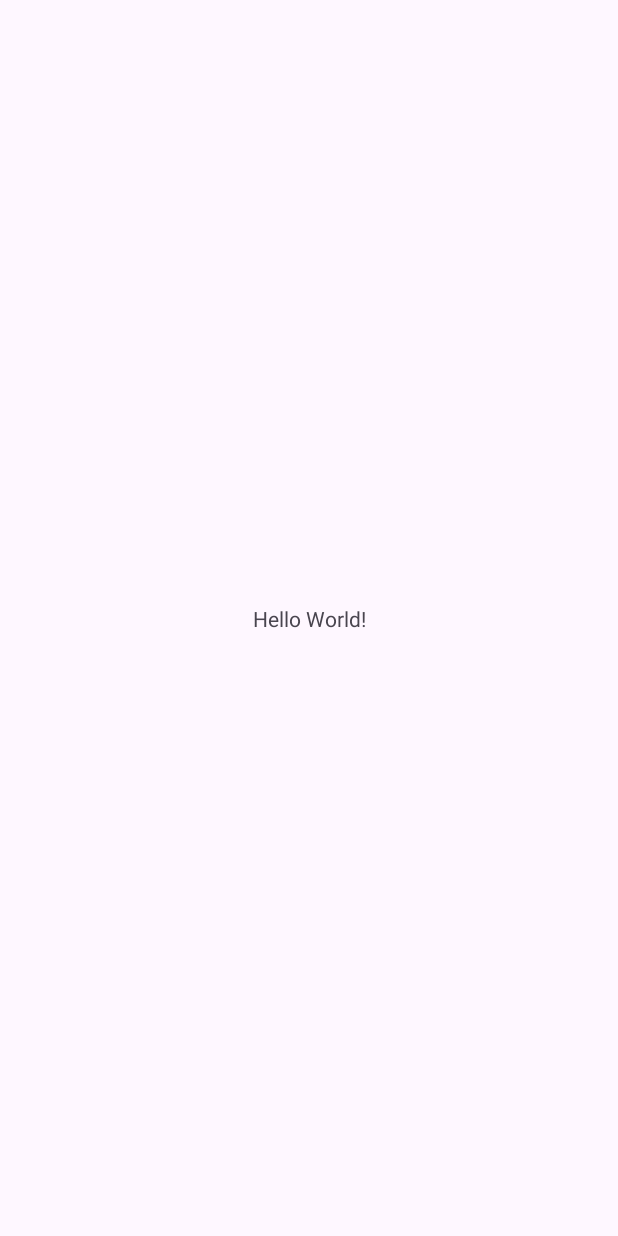
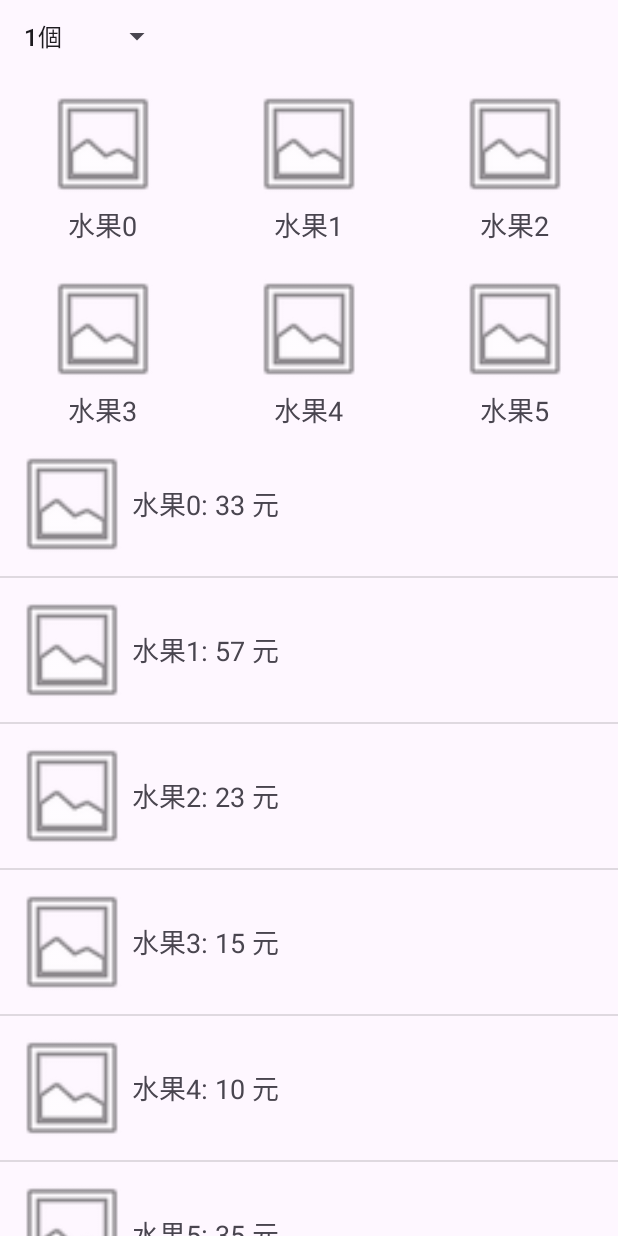
Before and after one commit to rgmmmt4r/android_practice, an Android app: the screen it shows after launch (MainActivity), on a phone screen of 412 x 824 dp. Before the commit the screen is almost empty. Run offline under Robolectric (Android 15) with nearby library versions, the phone set to English and light mode, and no system bars.

Commit message:
MainActivity

```diff
--- a/ShoppingList/app/src/main/java/com/example/shoppinglist/Item.kt
+++ b/ShoppingList/app/src/main/java/com/example/shoppinglist/Item.kt
@@ -1,4 +1,7 @@
 package com.example.shoppinglist
 
-class Item {
-}
+data class Item (
+    val photo: Int,
+    val name: String,
+    val price:Int
+)
--- a/ShoppingList/app/src/main/java/com/example/shoppinglist/MainActivity.kt
+++ b/ShoppingList/app/src/main/java/com/example/shoppinglist/MainActivity.kt
@@ -1,6 +1,10 @@
 package com.example.shoppinglist
 
 import android.os.Bundle
+import android.widget.ArrayAdapter
+import android.widget.GridView
+import android.widget.ListView
+import android.widget.Spinner
 import androidx.activity.enableEdgeToEdge
 import androidx.appcompat.app.AppCompatActivity
 import androidx.core.view.ViewCompat
@@ -16,5 +20,28 @@ class MainActivity : AppCompatActivity() {
             v.setPadding(systemBars.left, systemBars.top, systemBars.right, systemBars.bottom)
             insets
         }
+
+        val spinner = findViewById<Spinner>(R.id.spinner)
+        val listView = findViewById<ListView>(R.id.listView)
+        val gridView = findViewById<GridView>(R.id.gridView)
+
+        val count = ArrayList<String>()
+
+        val item = ArrayList<Item>()
+
+        val priceRange  = IntRange(10,100)
+        val array = resources.obtainTypedArray(R.array.image_list)
+        for(index in 0 until array.length()){
+            val photo = array.getResourceId(index,0)
+            val name = "水果${index}"
+            val price = priceRange.random()
+            count.add("${index+1}個")
+            item.add(Item(photo,name,price))
+        }
+        array.recycle()
+        spinner.adapter = ArrayAdapter(this,android.R.layout.simple_list_item_1,count)
+        gridView.numColumns = 3
+        gridView.adapter = MyAdapter(this,item,R.layout.adapter_vertical)
+        listView.adapter = MyAdapter(this,item,R.layout.adapter_horizontal)
     }
 }
--- a/ShoppingList/app/src/main/java/com/example/shoppinglist/MyAdapter.kt
+++ b/ShoppingList/app/src/main/java/com/example/shoppinglist/MyAdapter.kt
@@ -1,4 +1,32 @@
 package com.example.shoppinglist
 
-class MyAdapter {
-}
+import android.content.Context
+import android.view.View
+import android.view.ViewGroup
+import android.widget.ArrayAdapter
+import android.widget.ImageView
+import android.widget.TextView
+import androidx.constraintlayout.widget.ConstraintSet.Layout
+
+class MyAdapter(
+    context: Context,
+    data: List<Item>,
+    private val layout: Int) :ArrayAdapter<Item>(context,layout,data) {
+    override fun getView(
+        position: Int,
+        convertView: View?,
+        parent: ViewGroup
+    ): View {
+        val view = convertView ?:View.inflate(parent.context,layout,null)
+        val item = getItem(position) ?: return view
+        val imgPhoto = view.findViewById<ImageView>(R.id.imgPhoto)
+        val tvMsg = view.findViewById<TextView>(R.id.tvMsg)
+        tvMsg.text = if(layout == R.layout.adapter_vertical){
+            item.name
+
+        }else{
+            "${item.name}: ${item.price} 元"
+        }
+        return view
+    }
+    }
--- a/ShoppingList/app/src/main/res/layout/activity_main.xml
+++ b/ShoppingList/app/src/main/res/layout/activity_main.xml
@@ -5,15 +5,30 @@
     android:id="@+id/main"
     android:layout_width="match_parent"
     android:layout_height="match_parent"
+    android:padding="16dp"
     tools:context=".MainActivity">
 
-    <TextView
+    <Spinner
+        android:id="@+id/spinner"
         android:layout_width="wrap_content"
-        android:layout_height="wrap_content"
-        android:text="Hello World!"
+        android:layout_height="48dp"
+        app:layout_constraintStart_toStartOf="parent"
+        app:layout_constraintTop_toTopOf="parent"/>
+
+    <GridView
+        android:id="@+id/gridView"
+        android:layout_width="match_parent"
+        android:layout_height="240dp"
+        android:numColumns="3"
+        app:layout_constraintTop_toBottomOf="@+id/spinner"
+        tools:listitem="@layout/adapter_vertical"/>
+
+    <ListView
+        android:id="@+id/listView"
+        android:layout_width="match_parent"
+        android:layout_height="0dp"
         app:layout_constraintBottom_toBottomOf="parent"
-        app:layout_constraintEnd_toEndOf="parent"
-        app:layout_constraintStart_toStartOf="parent"
-        app:layout_constraintTop_toTopOf="parent" />
+        app:layout_constraintTop_toBottomOf="@id/gridView"
+        tools:listitem="@layout/adapter_horizontal"/>
 
 </androidx.constraintlayout.widget.ConstraintLayout>
--- a/ShoppingList/app/src/main/res/layout/adapter_horizontal.xml
+++ b/ShoppingList/app/src/main/res/layout/adapter_horizontal.xml
@@ -1,19 +1,35 @@
 <?xml version="1.0" encoding="utf-8"?>
-<androidx.constraintlayout.widget.ConstraintLayout xmlns:android="http://schemas.android.com/apk/res/android"
+<LinearLayout
+
+    xmlns:android="http://schemas.android.com/apk/res/android"
     xmlns:app="http://schemas.android.com/apk/res-auto"
     xmlns:tools="http://schemas.android.com/tools"
-    android:id="@+id/main"
-    android:layout_width="match_parent"
-    android:layout_height="match_parent"
-    tools:context=".MainActivity">
+    android:layout_width="wrap_content"
+    android:layout_height="wrap_content"
+    android:orientation="horizontal"
+    android:padding="8dp">
+
+
+
+    <ImageView
+        android:id="@+id/imgPhoto"
+        android:layout_width="wrap_content"
+        android:layout_height="80dp"
+        android:layout_gravity="center"
+        android:adjustViewBounds="true"
+        app:srcCompat="@android:drawable/ic_menu_gallery" />
 
     <TextView
         android:layout_width="wrap_content"
         android:layout_height="wrap_content"
-        android:text="Hello World!"
-        app:layout_constraintBottom_toBottomOf="parent"
-        app:layout_constraintEnd_toEndOf="parent"
-        app:layout_constraintStart_toStartOf="parent"
-        app:layout_constraintTop_toTopOf="parent" />
+        android:id="@+id/tvMsg"
+        android:layout_gravity="center"
+        android:textSize="18sp"
+        tools:text = "TextView"
+        />
 
-</androidx.constraintlayout.widget.ConstraintLayout>
+
+
+
+
+</LinearLayout>
--- a/ShoppingList/app/src/main/res/layout/adapter_vertical.xml
+++ b/ShoppingList/app/src/main/res/layout/adapter_vertical.xml
@@ -6,7 +6,7 @@
     xmlns:tools="http://schemas.android.com/tools"
     android:layout_width="wrap_content"
     android:layout_height="wrap_content"
-    android:orientation="horizontal"
+    android:orientation="vertical"
     android:padding="8dp">
 
 
@@ -15,6 +15,7 @@
         android:id="@+id/imgPhoto"
         android:layout_width="wrap_content"
         android:layout_height="80dp"
+        android:layout_gravity="center"
         android:adjustViewBounds="true"
         app:srcCompat="@android:drawable/ic_menu_gallery" />
 
@@ -23,8 +24,7 @@
         android:layout_height="wrap_content"
         android:id="@+id/tvMsg"
         android:layout_gravity="center"
-        android:layout_marginStart="16dp"
-        android:textSize="16sp"
+        android:textSize="18sp"
         tools:text = "TextView"
         />
 
--- a/ShoppingList/app/src/main/res/values/strings.xml
+++ b/ShoppingList/app/src/main/res/values/strings.xml
@@ -1,3 +1,17 @@
 <resources>
     <string name="app_name">ShoppingList</string>
+    <integer-array name="image_list">
+        <item>@drawable/apple</item>
+        <item>@drawable/avocado</item>
+        <item>@drawable/banana</item>
+        <item>@drawable/cherries</item>
+        <item>@drawable/coconut</item>
+        <item>@drawable/grapes</item>
+        <item>@drawable/lemon</item>
+        <item>@drawable/orange</item>
+        <item>@drawable/peach</item>
+        <item>@drawable/pineapple</item>
+        <item>@drawable/strawberry</item>
+        <item>@drawable/tomato</item>
+    </integer-array>
 </resources>
```
